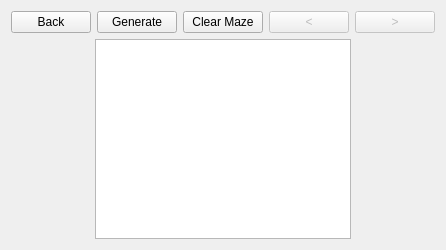
Bats6789/MazeViewer, file src/ui/MazeViewing.ui: the form before one commit.
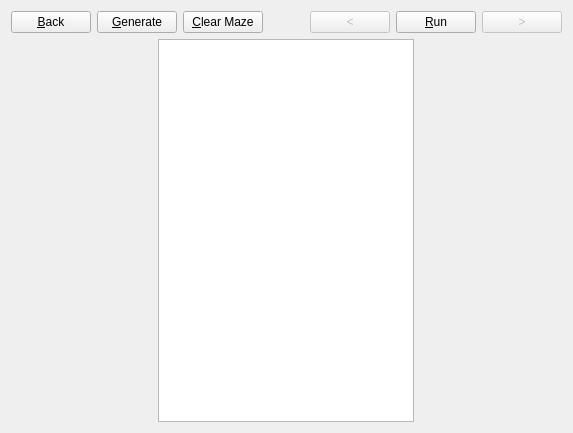
The form after the commit. Custom widgets are drawn as their Qt base class.

What changed in the file:
```diff
--- a/src/ui/MazeViewing.ui
+++ b/src/ui/MazeViewing.ui
@@ -6,8 +6,8 @@
    <rect>
     <x>0</x>
     <y>0</y>
-    <width>425</width>
-    <height>250</height>
+    <width>573</width>
+    <height>433</height>
    </rect>
   </property>
   <property name="sizePolicy">
@@ -34,21 +34,21 @@
         </sizepolicy>
        </property>
        <property name="text">
-        <string>Back</string>
+        <string>&amp;Back</string>
        </property>
       </widget>
      </item>
      <item>
       <widget class="QPushButton" name="generateButton">
        <property name="text">
-        <string>Generate</string>
+        <string>&amp;Generate</string>
        </property>
       </widget>
      </item>
      <item>
       <widget class="QPushButton" name="clearButton">
        <property name="text">
-        <string>Clear Maze</string>
+        <string>&amp;Clear Maze</string>
        </property>
       </widget>
      </item>
@@ -76,6 +76,16 @@
        <property name="text">
         <string>&lt;</string>
        </property>
+       <property name="shortcut">
+        <string>Left</string>
+       </property>
+      </widget>
+     </item>
+     <item>
+      <widget class="QPushButton" name="runButton">
+       <property name="text">
+        <string>&amp;Run</string>
+       </property>
       </widget>
      </item>
      <item>
```
Left out of the diff: 3 changed lines with no effect on the pictures.
